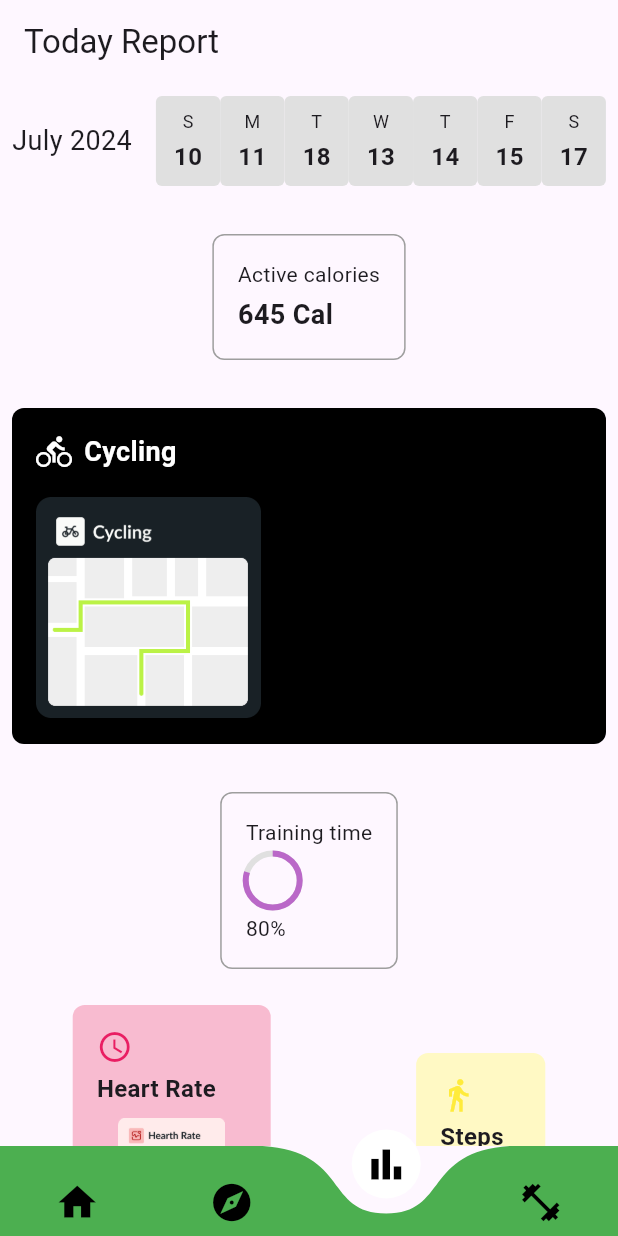
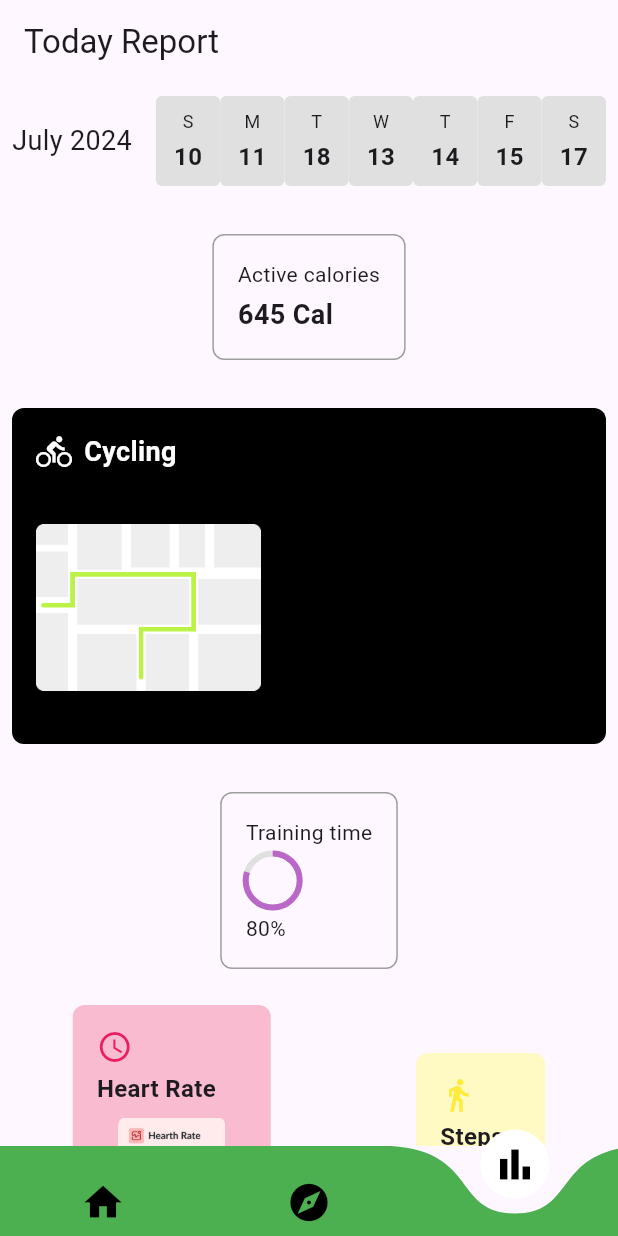
Before and after one commit to itsmedona/gym_app, a Flutter app: the BottomNavBar screen opened directly, item 3 of the bottom bar chosen, on a phone screen of 412 x 824 dp. Run offline on Flutter 3.47's test engine with Material 3 defaults, Android fonts, the phone set to English and light mode, and no system bars; drawn by our look-alikes of curved_navigation_bar.

Commit message:
fifth commit

```diff
--- a/lib/view/screens/activity_screen/activity_screen.dart
+++ b/lib/view/screens/activity_screen/activity_screen.dart
@@ -82,7 +82,7 @@ class ActivityScreen extends StatelessWidget {
                         ],
                       ),
                       SizedBox(height: 16),
-                      Image.asset('assets/images/cycling_map.png',
+                      Image.asset('assets/images/cyclingmap.png',
                           width: 150, height: 150),
                     ],
                   ),
--- a/lib/view/widgets/bottom_nav_bar.dart
+++ b/lib/view/widgets/bottom_nav_bar.dart
@@ -3,7 +3,7 @@ import 'package:curved_navigation_bar/curved_navigation_bar.dart'; // Import the
 import 'package:gym_app_sample/view/screens/explore_screen/explore_screen.dart';
 import 'package:gym_app_sample/view/screens/home_screen/home_screen.dart';
 import 'package:gym_app_sample/view/screens/activity_screen/activity_screen.dart';
-import 'package:gym_app_sample/view/screens/workout_screen/workout_screen.dart';
+//import 'package:gym_app_sample/view/screens/workout_screen/workout_screen.dart';
 
 class BottomNavBar extends StatefulWidget {
   @override
@@ -18,7 +18,7 @@ class _BottomNavBarState extends State<BottomNavBar> {
     HomeScreen(), // Home tab
     ExploreScreen(), // Explore tab
     ActivityScreen(), // Activity tab
-    WorkoutScreen(), // Workout tab
+    //WorkoutScreen(), // Workout tab
   ];
 
   @override
@@ -53,11 +53,11 @@ class _BottomNavBarState extends State<BottomNavBar> {
             size: 30,
             color: Colors.black,
           ),
-          Icon(
+          /*Icon(
             Icons.fitness_center,
             size: 30,
             color: Colors.black,
-          ),
+          ),*/
         ],
       ),
     );
```
Also changed, not shown: lib/view/screens/home_screen/home_screen.dart (+11 -7 lines), assets/images/cycling_map.png (deleted), assets/images/cyclingmap.png (added).
